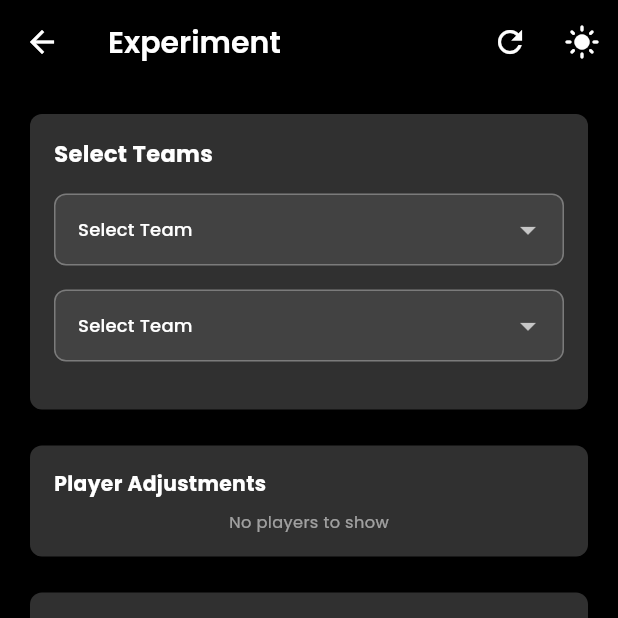
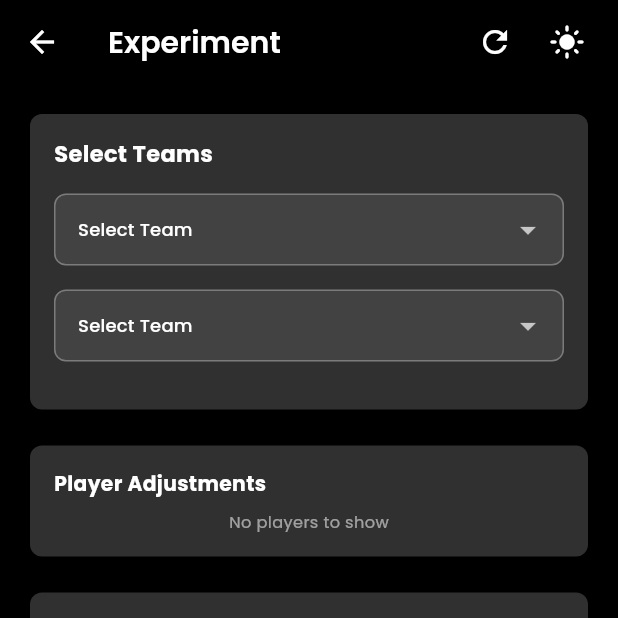
Before and after one commit to Chesterlajara/Game-Changer-AI, a Flutter app: the ExperimentPage screen opened directly, after a tap on the "dark mode" icon, on a phone screen of 412 x 824 dp, the top half of it. Run offline on Flutter 3.47's test engine with Material 3 defaults, Android fonts, the phone set to English and light mode, and no system bars; our stand-ins replace csv, flutter_svg, flutter_xlider, google_fonts; network calls fail.

```diff
--- a/GameChanger-frontend/lib/screens/experiment_page.dart
+++ b/GameChanger-frontend/lib/screens/experiment_page.dart
@@ -188,6 +188,7 @@ class _ExperimentPageState extends State<ExperimentPage> {
               themeProvider.toggleTheme(!themeProvider.isDarkMode);
             },
           ),
+           const SizedBox(width: 10),
         ],
       ),
       body: SafeArea(
--- a/GameChanger-frontend/lib/screens/game_page.dart
+++ b/GameChanger-frontend/lib/screens/game_page.dart
@@ -274,15 +274,14 @@ class _GamePageState extends State<GamePage> {
   backgroundColor: themeProvider.isDarkMode ? Colors.black : const Color(0xFFF4F4F4),
   appBar: AppBar(
     backgroundColor: themeProvider.isDarkMode ? Colors.black : const Color(0xFFF4F4F4),
-        elevation: 0,
-        title: Text(
-          'Game Changer AI',
-          style: GoogleFonts.poppins(
-            color: const Color(0xFF365772),
-            fontSize: 16,
-            fontWeight: FontWeight.w800,
+    toolbarHeight: 90, // Set your desired height here
+    title: Container(
+      child: Image.asset(
+        'assets/logos/logo.png',
+        height: 150, // adjust height as needed
       ),
     ),
+    centerTitle: false,
     actions: [
       // Calendar Icon
       IconButton(
@@ -290,7 +289,6 @@ class _GamePageState extends State<GamePage> {
           'assets/icons/calendar.svg',
           width: 20,
           height: 19,
-
           colorFilter: ColorFilter.mode(iconColor, BlendMode.srcIn),
         ),
         onPressed: () => _selectDate(context),
--- a/GameChanger-frontend/lib/screens/stats_page.dart
+++ b/GameChanger-frontend/lib/screens/stats_page.dart
@@ -178,6 +178,7 @@ class _StatsPageState extends State<StatsPage> with SingleTickerProviderStateMix
           themeProvider.toggleTheme(!themeProvider.isDarkMode);
         },
       ),
+      const SizedBox(width: 10),
     ],
   ),
   body: Column(
```
Also changed, not shown: GameChanger-frontend/assets/logos/logo.png (added). Lines whose indentation alone changed are shown as unchanged.
